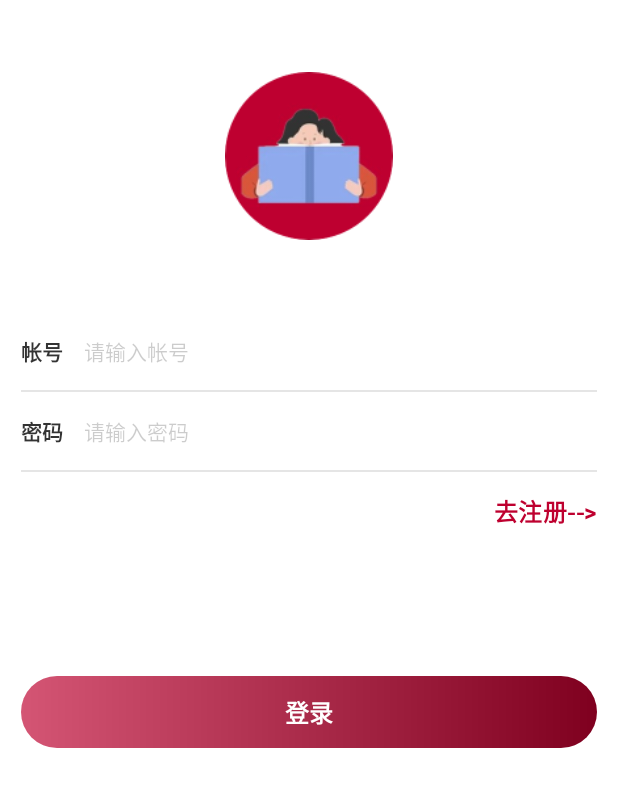
After one commit to v1ncent9527/BooksManage, an Android app: the layout login_activity.xml on its own in the app's theme, with its tools: preview values and no code run, on a phone screen of 412 x 824 dp. The commit adds this screen. Shown: the top 787 px of the screen. Run offline under Robolectric (Android 15) with nearby library versions, the phone set to English and light mode, and no system bars.

Commit message:
feat : login register ui

```diff
--- a/module_base/src/main/java/com/vincent/android/architecture/base/config/C.kt
+++ b/module_base/src/main/java/com/vincent/android/architecture/base/config/C.kt
@@ -30,6 +30,7 @@ object C {
         object Main {
             private const val MAIN = "/main"
             const val A_MAIN = "$MAIN/MainActivity"
+            const val A_LOGIN = "$MAIN/LoginActivity"
         }
     }
 
--- a/module_base/src/main/res/drawable/ripple_common_button_background.xml
+++ b/module_base/src/main/res/drawable/ripple_common_button_background.xml
@@ -1,11 +1,11 @@
 <ripple xmlns:android="http://schemas.android.com/apk/res/android"
-    android:color="#d18700">
+    android:color="@color/colorPrimary">
     <item android:id="@android:id/background">
         <shape>
             <corners android:radius="@dimen/dp_24" />
             <gradient
-                android:endColor="#FFA500"
-                android:startColor="#FFD700" />
+                android:endColor="#7f001f"
+                android:startColor="#d45574" />
         </shape>
     </item>
 </ripple>
--- a/module_base/src/main/res/drawable/svg_back.xml
+++ b/module_base/src/main/res/drawable/svg_back.xml
@@ -5,5 +5,5 @@
     android:viewportHeight="1024">
     <path
         android:fillColor="@color/black_alpha_70"
-        android:pathData="M672,896c-8.53,0 -17.07,-2.13 -21.33,-8.53l-362.67,-352c-6.4,-6.4 -10.67,-14.93 -10.67,-23.47 0,-8.53 4.27,-17.07 10.67,-23.47L652.8,136.53c12.8,-12.8 32,-12.8 44.8,0s12.8,32 0,44.8L356.27,512l339.2,328.53c12.8,12.8 12.8,32 0,44.8 -6.4,8.53 -14.93,10.67 -23.47,10.67z" />
+        android:pathData="M672,912c-12.3,0 -24.6,-4.7 -34,-14L286,546c-18.8,-18.7 -18.8,-49.1 0,-67.9l352,-352c18.8,-18.8 49.1,-18.8 67.9,0 18.8,18.7 18.8,49.1 0,67.9l-318,318 318,318c18.8,18.8 18.8,49.1 0,67.9C696.5,907.3 684.3,912 672,912z" />
 </vector>
--- a/module_base/src/main/res/values/styles.xml
+++ b/module_base/src/main/res/values/styles.xml
@@ -12,7 +12,7 @@
     <style name="SplashTheme" parent="AppTheme">
         <item name="android:navigationBarColor">@android:color/transparent</item>
         <item name="android:statusBarColor">@android:color/transparent</item>
-        <item name="android:windowBackground">@color/white</item>
+        <item name="android:windowBackground">@color/colorPrimary</item>
         <item name="android:windowTranslucentNavigation">true</item>
         <item name="android:windowFullscreen">false</item>
     </style>
@@ -142,7 +142,7 @@
     <!--灰色线条-->
     <style name="divider">
         <item name="android:layout_width">match_parent</item>
-        <item name="android:layout_height">1px</item>
+        <item name="android:layout_height">1dp</item>
         <item name="android:background">@color/divider_light</item>
     </style>
 
@@ -272,7 +272,7 @@
     <!--Button-->
     <style name="common_button">
         <item name="android:layout_width">match_parent</item>
-        <item name="android:layout_height">@dimen/dp_42</item>
+        <item name="android:layout_height">@dimen/dp_48</item>
         <item name="android:gravity">center</item>
         <item name="android:background">@drawable/ripple_common_button_background</item>
         <item name="android:textStyle">bold</item>
--- a/module_main/src/main/AndroidManifest.xml
+++ b/module_main/src/main/AndroidManifest.xml
@@ -6,5 +6,6 @@
         <activity
             android:name=".MainActivity"
             android:launchMode="singleTask" />
+        <activity android:name=".login.LoginActivity" />
     </application>
 </manifest>
--- a/module_main/src/main/java/com/vincent/android/architecture/main/SplashActivity.kt
+++ b/module_main/src/main/java/com/vincent/android/architecture/main/SplashActivity.kt
@@ -1,6 +1,7 @@
 package com.vincent.android.architecture.main
 
 import android.os.Bundle
+import com.drake.net.utils.scope
 import com.vincent.android.architecture.base.config.C
 import com.vincent.android.architecture.base.core.BaseActivity
 import com.vincent.android.architecture.base.core.BaseViewModel
@@ -8,6 +9,7 @@ import com.vincent.android.architecture.base.extention.click
 import com.vincent.android.architecture.base.extention.qrcode
 import com.vincent.android.architecture.base.extention.startARouterActivity
 import com.vincent.android.architecture.main.databinding.MainActivitySplashBinding
+import kotlinx.coroutines.delay
 
 /**
  * ================================================
@@ -28,8 +30,10 @@ class SplashActivity : BaseActivity<MainActivitySplashBinding, BaseViewModel>()
     }
 
     override fun initView() {
-        binding.test.click {
-            startARouterActivity(C.RouterPath.Main.A_MAIN)
+        scope {
+            delay(3000)
+            startARouterActivity(C.RouterPath.Main.A_LOGIN)
+            finish()
         }
     }
 }
--- /dev/null
+++ b/module_main/src/main/java/com/vincent/android/architecture/main/login/LoginActivity.kt
@@ -0,0 +1,35 @@
+package com.vincent.android.architecture.main.login
+
+import android.os.Bundle
+import com.alibaba.android.arouter.facade.annotation.Route
+import com.vincent.android.architecture.base.config.C
+import com.vincent.android.architecture.base.core.BaseActivity
+import com.vincent.android.architecture.base.core.BaseToolbarActivity
+import com.vincent.android.architecture.base.model.ToolbarModel
+import com.vincent.android.architecture.main.BR
+import com.vincent.android.architecture.main.R
+import com.vincent.android.architecture.main.databinding.LoginActivityBinding
+
+/**
+ * ================================================
+ * 作    者：e119166
+ * 版    本：1.0.0
+ * 创建日期：2024/2/26
+ * 描    述：登录
+ * 修订历史：
+ * ================================================
+ */
+@Route(path = C.RouterPath.Main.A_LOGIN)
+class LoginActivity :BaseToolbarActivity<LoginActivityBinding,LoginViewModel>(){
+    override fun initContentView(savedInstanceState: Bundle?): Int {
+        return R.layout.login_activity
+    }
+
+    override fun initVariableId(): Int {
+        return BR.loginVM
+    }
+
+    override fun initToolbar(): ToolbarModel {
+        return ToolbarModel()
+    }
+}
--- /dev/null
+++ b/module_main/src/main/java/com/vincent/android/architecture/main/login/LoginViewModel.kt
@@ -0,0 +1,47 @@
+package com.vincent.android.architecture.main.login
+
+import android.app.Application
+import com.vincent.android.architecture.base.core.BaseViewModel
+import com.vincent.android.architecture.base.databinding.BindingClick
+import com.vincent.android.architecture.base.databinding.IntObservableField
+import com.vincent.android.architecture.base.databinding.StringObservableField
+import com.vincent.android.architecture.base.extention.logI
+
+/**
+ * ================================================
+ * 作    者：e119166
+ * 版    本：1.0.0
+ * 创建日期：2024/2/26
+ * 描    述：
+ * 修订历史：
+ * ================================================
+ */
+class LoginViewModel(application: Application) : BaseViewModel(application) {
+    val state = IntObservableField(0) //0 - 登录 1 - 注册
+    val account = StringObservableField("")
+    val pwd = StringObservableField("")
+
+    val registerAccount = StringObservableField("")
+    val registerNickname = StringObservableField("")
+    val registerPwd = StringObservableField("")
+    val registerPwdConfirm = StringObservableField("")
+
+    val onStateClick = BindingClick {
+        state.get().logI("22")
+        if (state.get() == 0) {
+            state.set(1)
+            return@BindingClick
+        }
+        if (state.get() == 1) {
+            state.set(0)
+            return@BindingClick
+        }
+    }
+    val onLoginClick = BindingClick {
+
+    }
+
+    val onRegisterClick = BindingClick {
+
+    }
+}
--- /dev/null
+++ b/module_main/src/main/res/layout/login_activity.xml
@@ -0,0 +1,212 @@
+<?xml version="1.0" encoding="utf-8"?>
+<layout xmlns:android="http://schemas.android.com/apk/res/android"
+    xmlns:tools="http://schemas.android.com/tools"
+    tools:ignore="ResourceName">
+
+    <data>
+
+        <variable
+            name="loginVM"
+            type="com.vincent.android.architecture.main.login.LoginViewModel" />
+    </data>
+
+    <LinearLayout
+        android:layout_width="match_parent"
+        android:layout_height="match_parent"
+        android:gravity="center_horizontal"
+        android:orientation="vertical">
+
+        <ImageView
+            android:layout_width="112dp"
+            android:layout_height="112dp"
+            android:layout_marginTop="@dimen/dp_48"
+            android:layout_marginBottom="@dimen/dp_48"
+            android:src="@drawable/webp_logo_circle" />
+
+        <LinearLayout
+            viewVisible="@{loginVM.state == 0}"
+            android:layout_width="match_parent"
+            android:layout_height="wrap_content"
+            android:orientation="vertical">
+
+            <LinearLayout style="@style/ll_item_52">
+
+                <TextView
+                    style="@style/text_font14"
+                    android:text="帐号"
+                    android:textColor="@color/black_alpha_80"
+                    android:textStyle="bold" />
+
+                <com.vincent.android.architecture.base.widget.CleanableEditText
+                    style="@style/common_edit_text"
+                    android:layout_marginStart="@dimen/dp_14"
+                    android:layout_marginEnd="@dimen/dp_14"
+                    android:hint="请输入帐号"
+                    android:inputType="number"
+                    android:text="@={loginVM.account}" />
+
+            </LinearLayout>
+
+            <View
+                style="@style/divider"
+                android:layout_marginHorizontal="@dimen/padding_universal" />
+
+            <LinearLayout style="@style/ll_item_52">
+
+                <TextView
+                    style="@style/text_font14"
+                    android:text="密码"
+                    android:textColor="@color/black_alpha_80"
+                    android:textStyle="bold" />
+
+                <com.vincent.android.architecture.base.widget.CleanableEditText
+                    style="@style/common_edit_text"
+                    android:layout_marginStart="@dimen/dp_14"
+                    android:layout_marginEnd="@dimen/dp_14"
+                    android:hint="请输入密码"
+                    android:inputType="textPassword"
+                    android:text="@={loginVM.pwd}" />
+
+            </LinearLayout>
+
+            <View
+                style="@style/divider"
+                android:layout_marginHorizontal="@dimen/padding_universal" />
+        </LinearLayout>
+
+        <LinearLayout
+            viewVisible="@{loginVM.state == 1}"
+            android:layout_width="match_parent"
+            android:layout_height="wrap_content"
+            android:orientation="vertical"
+
+            android:visibility="gone">
+
+            <LinearLayout style="@style/ll_item_52">
+
+                <TextView
+                    style="@style/text_font14"
+                    android:text="帐        号"
+                    android:textColor="@color/black_alpha_80"
+                    android:textStyle="bold" />
+
+                <com.vincent.android.architecture.base.widget.CleanableEditText
+                    style="@style/common_edit_text"
+                    android:layout_marginStart="@dimen/dp_14"
+                    android:layout_marginEnd="@dimen/dp_14"
+                    android:hint="请输入帐号"
+                    android:inputType="number"
+                    android:text="@={loginVM.registerAccount}" />
+
+            </LinearLayout>
+
+            <View
+                style="@style/divider"
+                android:layout_marginHorizontal="@dimen/padding_universal" />
+
+            <LinearLayout style="@style/ll_item_52">
+
+                <TextView
+                    style="@style/text_font14"
+                    android:text="昵        称"
+                    android:textColor="@color/black_alpha_80"
+                    android:textStyle="bold" />
+
+                <com.vincent.android.architecture.base.widget.CleanableEditText
+                    style="@style/common_edit_text"
+                    android:layout_marginStart="@dimen/dp_14"
+                    android:layout_marginEnd="@dimen/dp_14"
+                    android:hint="请输入昵称"
+                    android:inputType="number"
+                    android:text="@={loginVM.registerNickname}" />
+
+            </LinearLayout>
+
+            <View
+                style="@style/divider"
+                android:layout_marginHorizontal="@dimen/padding_universal" />
+
+            <LinearLayout style="@style/ll_item_52">
+
+                <TextView
+                    style="@style/text_font14"
+                    android:text="密        码"
+                    android:textColor="@color/black_alpha_80"
+                    android:textStyle="bold" />
+
+                <com.vincent.android.architecture.base.widget.CleanableEditText
+                    style="@style/common_edit_text"
+                    android:layout_marginStart="@dimen/dp_14"
+                    android:layout_marginEnd="@dimen/dp_14"
+                    android:hint="请输入密码"
+                    android:inputType="textPassword"
+                    android:text="@={loginVM.registerPwd}" />
+
+            </LinearLayout>
+
+            <View
+                style="@style/divider"
+                android:layout_marginHorizontal="@dimen/padding_universal" />
+
+            <LinearLayout style="@style/ll_item_52">
+
+                <TextView
+                    style="@style/text_font14"
+                    android:text="密码确认"
+                    android:textColor="@color/black_alpha_80"
+                    android:textStyle="bold" />
+
+                <com.vincent.android.architecture.base.widget.CleanableEditText
+                    style="@style/common_edit_text"
+                    android:layout_marginStart="@dimen/dp_14"
+                    android:layout_marginEnd="@dimen/dp_14"
+                    android:hint="请再次输入密码"
+                    android:inputType="textPassword"
+                    android:text="@={loginVM.registerPwdConfirm}" />
+
+            </LinearLayout>
+
+            <View
+                style="@style/divider"
+                android:layout_marginHorizontal="@dimen/padding_universal" />
+        </LinearLayout>
+
+        <TextView
+            style="@style/text_font16"
+            viewVisible="@{loginVM.state == 0}"
+            onClickCommand="@{loginVM.onStateClick}"
+            android:layout_gravity="end"
+            android:layout_margin="@dimen/padding_universal"
+            android:text="去注册-->"
+            android:textColor="@color/colorPrimary"
+            android:textStyle="bold" />
+
+        <TextView
+            style="@style/text_font16"
+            viewVisible="@{loginVM.state == 1}"
+            onClickCommand="@{loginVM.onStateClick}"
+            android:layout_gravity="end"
+            android:layout_margin="@dimen/padding_universal"
+            android:text="去登录-->"
+            android:textColor="@color/colorPrimary"
+            android:textStyle="bold"
+            android:visibility="gone" />
+
+        <TextView
+            style="@style/common_button"
+            viewVisible="@{loginVM.state == 0}"
+            onClickCommand="@{loginVM.onLoginClick}"
+            android:layout_marginHorizontal="@dimen/padding_universal"
+            android:layout_marginTop="@dimen/dp_84"
+            android:text="登录" />
+
+        <TextView
+            style="@style/common_button"
+            viewVisible="@{loginVM.state == 1}"
+            onClickCommand="@{loginVM.onRegisterClick}"
+            android:layout_marginHorizontal="@dimen/padding_universal"
+            android:layout_marginTop="@dimen/dp_84"
+            android:text="注册"
+            android:visibility="gone" />
+    </LinearLayout>
+</layout>
--- a/module_main/src/main/res/layout/main_activity_splash.xml
+++ b/module_main/src/main/res/layout/main_activity_splash.xml
@@ -1,6 +1,5 @@
 <?xml version="1.0" encoding="utf-8"?>
-<layout xmlns:android="http://schemas.android.com/apk/res/android"
-    xmlns:app="http://schemas.android.com/apk/res-auto">
+<layout xmlns:android="http://schemas.android.com/apk/res/android">
 
     <data>
 
@@ -9,20 +8,33 @@
             type="com.vincent.android.architecture.base.core.BaseViewModel" />
     </data>
 
-    <LinearLayout
+    <FrameLayout
         android:layout_width="match_parent"
         android:layout_height="match_parent"
-        android:gravity="center"
-        android:orientation="vertical">
 
-        <com.google.android.material.button.MaterialButton
-            android:id="@+id/test"
-            style="@style/Widget.MaterialComponents.Button.OutlinedButton"
+        android:background="@color/colorPrimary">
+
+        <LinearLayout
             android:layout_width="match_parent"
-            android:layout_height="@dimen/dp_52"
-            android:layout_margin="@dimen/padding_universal"
-            android:text="Default"
-            android:textAllCaps="false" />
+            android:layout_height="wrap_content"
+            android:layout_gravity="bottom"
+            android:gravity="center_horizontal"
+            android:orientation="horizontal"
+            android:padding="@dimen/dp_48">
 
-    </LinearLayout>
+            <ImageView
+                android:layout_width="112dp"
+                android:layout_height="112dp"
+                android:src="@drawable/webp_logo_circle" />
+
+            <TextView
+                style="@style/text_font18"
+                android:layout_gravity="center_vertical"
+                android:layout_marginStart="@dimen/padding_universal"
+                android:text="智慧小红楼"
+                android:textColor="@color/white"
+                android:textStyle="bold" />
+
+        </LinearLayout>
+    </FrameLayout>
 </layout>
```
Also changed, not shown: app/src/main/res/mipmap-hdpi/ic_launcher.png, app/src/main/res/mipmap-mdpi/ic_launcher.png, app/src/main/res/mipmap-xhdpi/ic_launcher.png, app/src/main/res/mipmap-xxhdpi/ic_launcher.png, app/src/main/res/mipmap-xxxhdpi/ic_launcher.png, module_main/src/main/res/drawable-xxhdpi/webp_logo_circle.webp (added), module_main/src/main/res/drawable-xxhdpi/webp_logo_round.webp (added).
